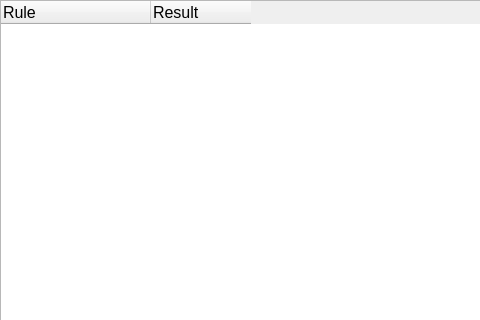
Above: ui/RuleResultsTree.ui from OpenSCAP/scap-workbench before the change; both pictures show x 0 to 480 and y 0 to 320 of the 640 by 480 pixel window. Below: the same form after it.
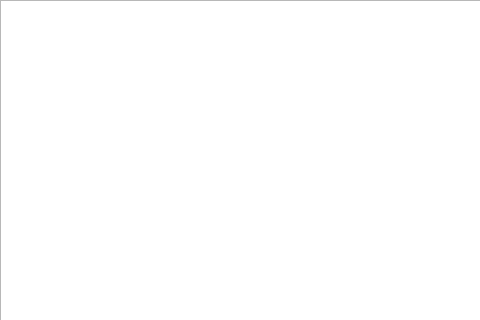
That is the form after the change.

Commit message:
Rewritten main window to use QVBoxLayout and QWidget instead of tree
Tons of visual tweaks have to be done before this looks good enough but
I think this is a nice start.

Patch:
```diff
--- a/ui/RuleResultsTree.ui
+++ b/ui/RuleResultsTree.ui
@@ -21,53 +21,26 @@
     <number>0</number>
    </property>
    <item>
-    <widget class="QTreeWidget" name="ruleTree">
-     <property name="font">
-      <font>
-       <pointsize>12</pointsize>
-      </font>
-     </property>
-     <property name="styleSheet">
-      <string notr="true"> QTreeView::branch:has-siblings:!adjoins-item {
-         background: transparent;
- }
-
- QTreeView::branch:!has-children:!has-siblings:adjoins-item {
-         background: transparent;
- }
-</string>
-     </property>
-     <property name="alternatingRowColors">
-      <bool>false</bool>
-     </property>
-     <property name="selectionMode">
-      <enum>QAbstractItemView::NoSelection</enum>
-     </property>
-     <property name="verticalScrollMode">
-      <enum>QAbstractItemView::ScrollPerPixel</enum>
-     </property>
-     <property name="rootIsDecorated">
+    <widget class="QScrollArea" name="scrollArea">
+     <property name="widgetResizable">
       <bool>true</bool>
      </property>
-     <property name="wordWrap">
-      <bool>true</bool>
-     </property>
-     <attribute name="headerDefaultSectionSize">
-      <number>150</number>
-     </attribute>
-     <attribute name="headerStretchLastSection">
-      <bool>false</bool>
-     </attribute>
-     <column>
-      <property name="text">
-       <string>Rule</string>
+     <widget class="QWidget" name="scrollAreaWidgetContents">
+      <property name="geometry">
+       <rect>
+        <x>0</x>
+        <y>0</y>
+        <width>636</width>
+        <height>476</height>
+       </rect>
       </property>
-     </column>
-     <column>
-      <property name="text">
-       <string>Result</string>
+      <property name="autoFillBackground">
+       <bool>false</bool>
       </property>
-     </column>
+      <property name="styleSheet">
+       <string notr="true">background: white;</string>
+      </property>
+     </widget>
     </widget>
    </item>
   </layout>
```
The commit also changes 6 other files.
